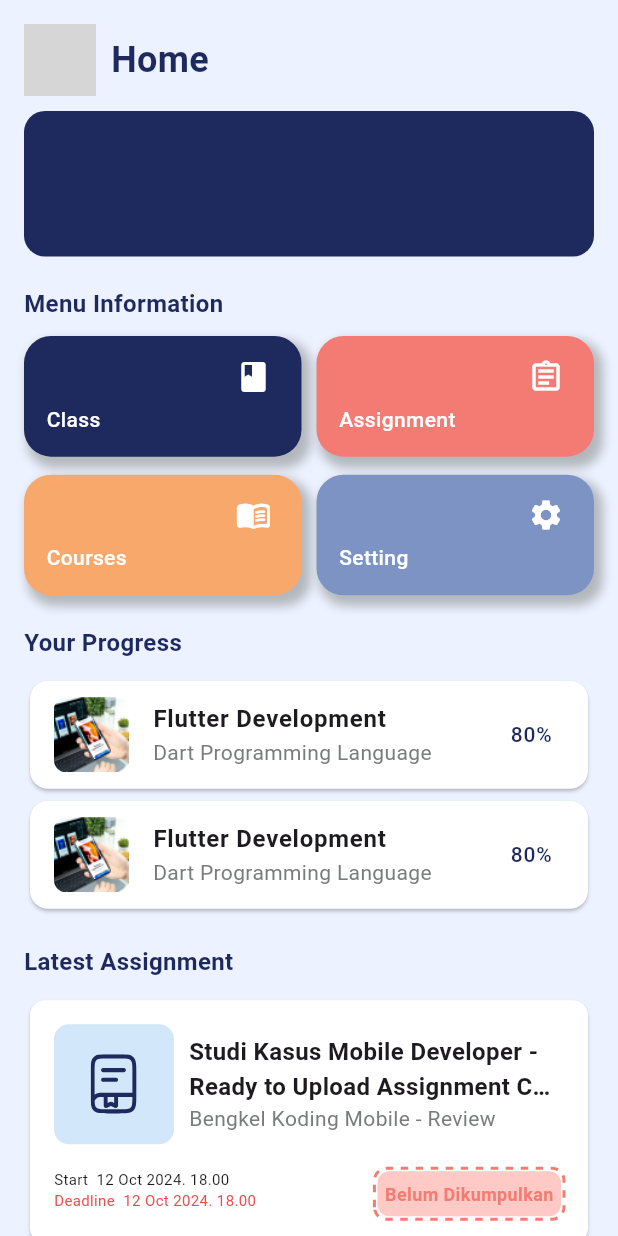
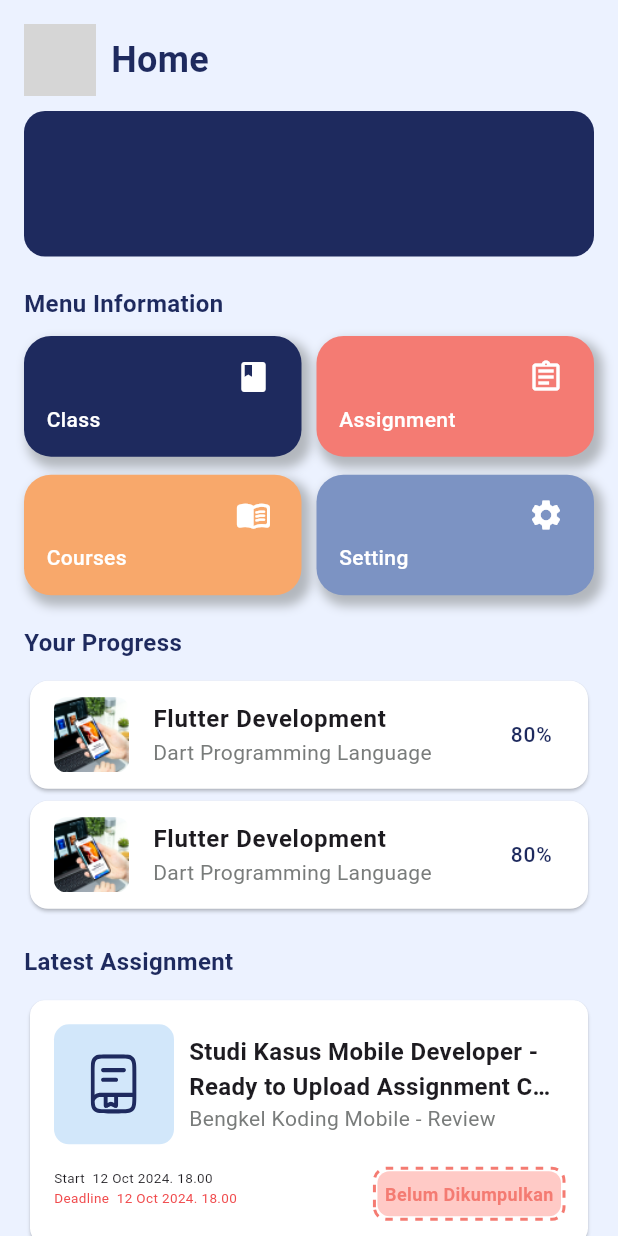
Before and after one commit to aditstywn/bengkod_mobile, a Flutter app: the HomePage screen opened directly, on a phone screen of 412 x 824 dp. Run offline on Flutter 3.47's test engine with Material 3 defaults, Android fonts, the phone set to English and light mode, and no system bars; drawn by our look-alikes of dotted_border; our stand-ins replace bloc, cached_network_image, dartz, file_picker, flutter_bloc, flutter_svg and 2 more; accounts and stored records are empty; grey boxes are pictures that could not be loaded.

Commit message:
update : detail_assignment

```diff
--- a/lib/features/assignment/presentation/widgets/assignment_card.dart
+++ b/lib/features/assignment/presentation/widgets/assignment_card.dart
@@ -96,14 +96,14 @@ class AssignmentCard extends StatelessWidget {
                       Text(
                         'Start $start',
                         style: const TextStyle(
-                          fontSize: 10,
+                          fontSize: 9,
                         ),
                       ),
                       Text(
                         'Deadline $deadline',
                         style: const TextStyle(
                           color: AppColors.red,
-                          fontSize: 10,
+                          fontSize: 9,
                         ),
                       ),
                     ],
--- a/pubspec.yaml
+++ b/pubspec.yaml
@@ -41,7 +41,7 @@ dependencies:
   freezed_annotation: ^2.4.4
   http: ^1.2.2
   intl: ^0.19.0
-  path: 1.9.0
+  path: ^1.9.0
   shared_preferences: ^2.3.3
 
 dev_dependencies:
```
Also changed, not shown: lib/features/assignment/presentation/pages/detail_assignment_page.dart (+9 -9 lines).
